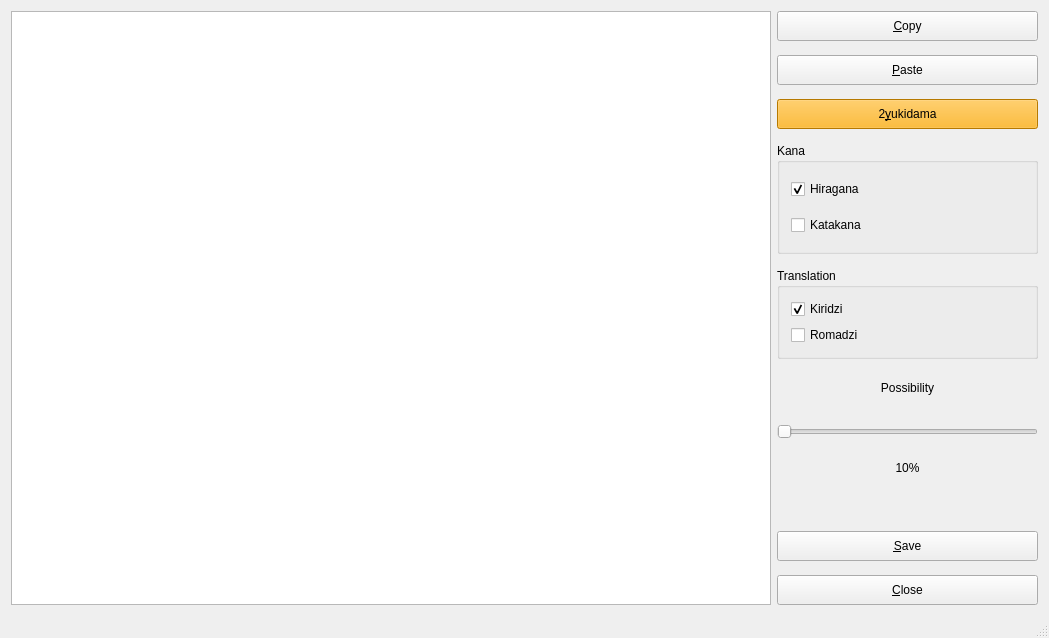
Above: programwindow.ui from Syjgin/ukidamator before the change. Below: the same form after it.
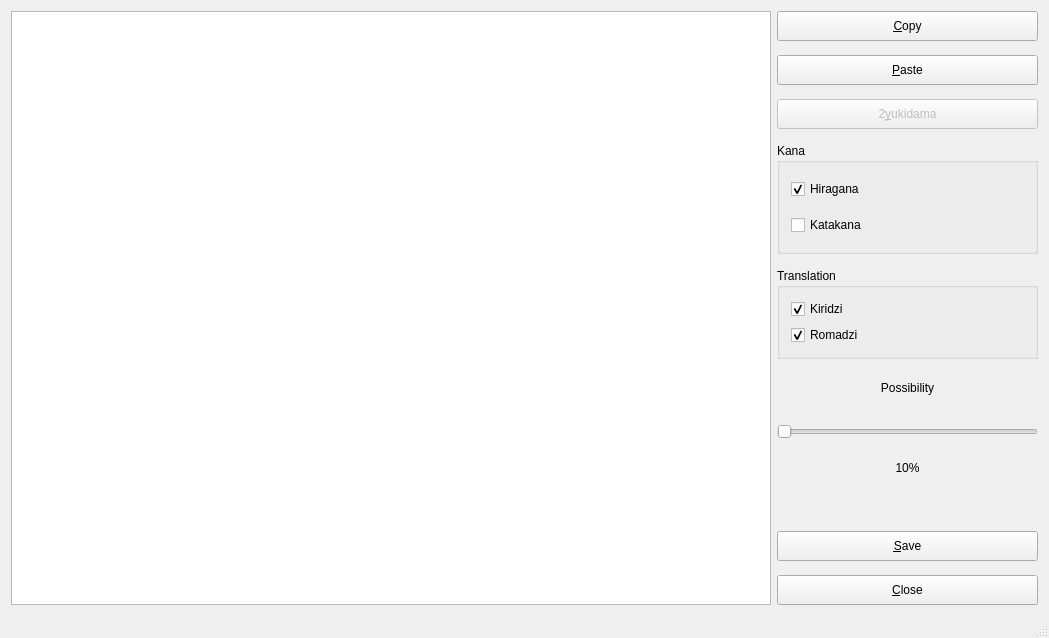
That is the form after the change. Icons and pictures are not drawn.

```diff
--- a/programwindow.ui
+++ b/programwindow.ui
@@ -60,15 +60,15 @@
       </item>
       <item>
        <widget class="QPushButton" name="ukidamateButton">
+        <property name="enabled">
+         <bool>false</bool>
+        </property>
         <property name="minimumSize">
          <size>
           <width>30</width>
           <height>30</height>
          </size>
         </property>
-        <property name="styleSheet">
-         <string notr="true">background-color: rgb(255, 170, 0);</string>
-        </property>
         <property name="text">
          <string>2&amp;yukidama</string>
         </property>
@@ -136,6 +136,9 @@
            <property name="text">
             <string>Romadzi</string>
            </property>
+           <property name="checked">
+            <bool>true</bool>
+           </property>
           </widget>
          </item>
         </layout>
```
Left out of the diff: 11 changed lines with no effect on the pictures.
